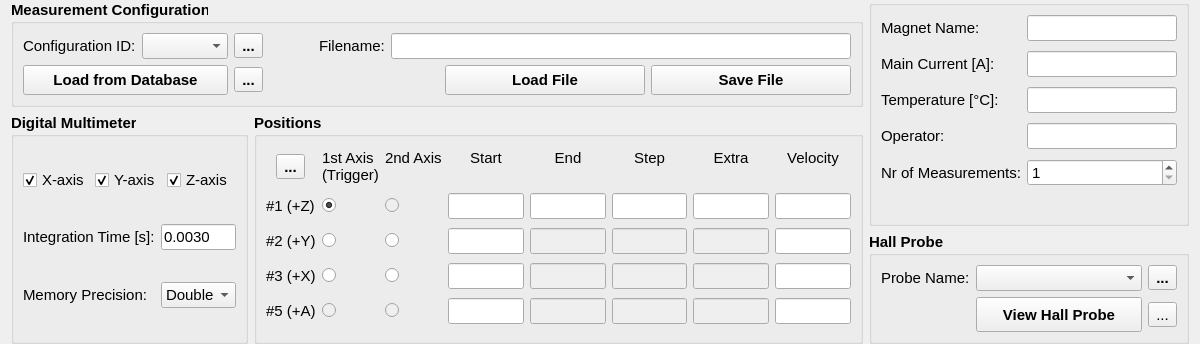
Before: the Qt Designer form hallbench/gui/ui/configurationwidget.ui in lnls-ima/hall-bench-control, drawn with Qt 5.
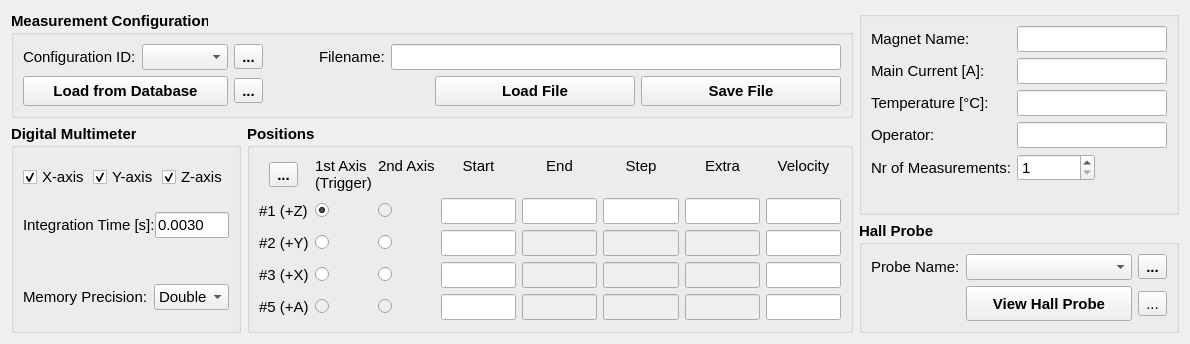
After: the same form once the commit is applied. Icons and pictures are not drawn.

Commit message: Change measurement function to repeat scan if it fail and add preferences widget

What changed in the file:
```diff
--- a/hallbench/gui/ui/configurationwidget.ui
+++ b/hallbench/gui/ui/configurationwidget.ui
@@ -6,7 +6,7 @@
    <rect>
     <x>0</x>
     <y>0</y>
-    <width>1200</width>
+    <width>1190</width>
     <height>344</height>
    </rect>
   </property>
@@ -19,12 +19,6 @@
    <string>Measurement Configuration</string>
   </property>
   <layout class="QGridLayout" name="gridLayout_5">
-   <property name="topMargin">
-    <number>0</number>
-   </property>
-   <property name="bottomMargin">
-    <number>0</number>
-   </property>
    <item row="0" column="0" colspan="2">
     <widget class="QGroupBox" name="groupBox">
      <property name="sizePolicy">
@@ -226,12 +220,6 @@
       <string/>
      </property>
      <layout class="QFormLayout" name="formLayout">
-      <property name="fieldGrowthPolicy">
-       <enum>QFormLayout::AllNonFixedFieldsGrow</enum>
-      </property>
-      <property name="verticalSpacing">
-       <number>10</number>
-      </property>
       <item row="0" column="0">
        <widget class="QLabel" name="label_4">
         <property name="font">
@@ -354,28 +342,6 @@
         </property>
        </widget>
       </item>
-      <item row="4" column="1">
-       <widget class="QSpinBox" name="nr_measurements_sb">
-        <property name="sizePolicy">
-         <sizepolicy hsizetype="Preferred" vsizetype="Fixed">
-          <horstretch>0</horstretch>
-          <verstretch>0</verstretch>
-         </sizepolicy>
-        </property>
-        <property name="font">
-         <font>
-          <weight>50</weight>
-          <bold>false</bold>
-         </font>
-        </property>
-        <property name="minimum">
-         <number>1</number>
-        </property>
-        <property name="maximum">
-         <number>100000</number>
-        </property>
-       </widget>
-      </item>
       <item row="4" column="0">
        <widget class="QLabel" name="label_21">
         <property name="font">
@@ -392,6 +358,45 @@
         </property>
        </widget>
       </item>
+      <item row="4" column="1">
+       <layout class="QHBoxLayout" name="horizontalLayout_4">
+        <item>
+         <widget class="QSpinBox" name="nr_measurements_sb">
+          <property name="sizePolicy">
+           <sizepolicy hsizetype="Preferred" vsizetype="Fixed">
+            <horstretch>0</horstretch>
+            <verstretch>0</verstretch>
+           </sizepolicy>
+          </property>
+          <property name="font">
+           <font>
+            <weight>50</weight>
+            <bold>false</bold>
+           </font>
+          </property>
+          <property name="minimum">
+           <number>1</number>
+          </property>
+          <property name="maximum">
+           <number>100000</number>
+          </property>
+         </widget>
+        </item>
+        <item>
+         <widget class="QLabel" name="nr_measurements_la">
+          <property name="font">
+           <font>
+            <weight>50</weight>
+            <bold>false</bold>
+           </font>
+          </property>
+          <property name="text">
+           <string/>
+          </property>
+         </widget>
+        </item>
+       </layout>
+      </item>
      </layout>
     </widget>
    </item>
@@ -406,78 +411,10 @@
      <property name="title">
       <string>Digital Multimeter</string>
      </property>
-     <layout class="QGridLayout" name="gridLayout_3">
+     <layout class="QGridLayout" name="gridLayout_6">
       <property name="verticalSpacing">
-       <number>10</number>
+       <number>15</number>
       </property>
-      <item row="2" column="0">
-       <widget class="QLabel" name="label_8">
-        <property name="font">
-         <font>
-          <weight>50</weight>
-          <bold>false</bold>
-         </font>
-        </property>
-        <property name="text">
-         <string>Memory Precision:</string>
-        </property>
-       </widget>
-      </item>
-      <item row="1" column="0">
-       <widget class="QLabel" name="label_17">
-        <property name="font">
-         <font>
-          <weight>50</weight>
-          <bold>false</bold>
-         </font>
-        </property>
-        <property name="text">
-         <string>Integration Time [s]:</string>
-        </property>
-       </widget>
-      </item>
-      <item row="1" column="1">
-       <widget class="QLineEdit" name="integration_time_le">
-        <property name="sizePolicy">
-         <sizepolicy hsizetype="Preferred" vsizetype="Fixed">
-          <horstretch>0</horstretch>
-          <verstretch>0</verstretch>
-         </sizepolicy>
-        </property>
-        <property name="font">
-         <font>
-          <weight>50</weight>
-          <bold>false</bold>
-         </font>
-        </property>
-        <property name="text">
-         <string>0.0030</string>
-        </property>
-       </widget>
-      </item>
-      <item row="2" column="1">
-       <widget class="QComboBox" name="voltage_precision_cmb">
-        <property name="font">
-         <font>
-          <weight>50</weight>
-          <bold>false</bold>
-         </font>
-        </property>
-        <property name="currentIndex">
-         <number>1</number>
-        </property>
-        <item>
-         <property name="text">
-          <string>Single</string>
-         </property>
-        </item>
-        <item>
-         <property name="text">
-          <string>Double</string>
-         </property>
-        </item>
-       </widget>
-      </item>
       <item row="0" column="0" colspan="2">
        <layout class="QHBoxLayout" name="horizontalLayout">
         <property name="spacing">
@@ -533,6 +470,100 @@
         </item>
        </layout>
       </item>
+      <item row="1" column="0" colspan="2">
+       <layout class="QGridLayout" name="gridLayout_3">
+        <property name="verticalSpacing">
+         <number>6</number>
+        </property>
+        <item row="0" column="0">
+         <widget class="QLabel" name="label_17">
+          <property name="font">
+           <font>
+            <weight>50</weight>
+            <bold>false</bold>
+           </font>
+          </property>
+          <property name="text">
+           <string>Integration Time [s]:</string>
+          </property>
+         </widget>
+        </item>
+        <item row="0" column="1">
+         <widget class="QLineEdit" name="integration_time_le">
+          <property name="sizePolicy">
+           <sizepolicy hsizetype="Preferred" vsizetype="Fixed">
+            <horstretch>0</horstretch>
+            <verstretch>0</verstretch>
+           </sizepolicy>
+          </property>
+          <property name="font">
+           <font>
+            <weight>50</weight>
+            <bold>false</bold>
+           </font>
+          </property>
+          <property name="text">
+           <string>0.0030</string>
+          </property>
+         </widget>
+        </item>
+        <item row="1" column="0" colspan="2">
+         <widget class="QLabel" name="trigger_step_la">
+          <property name="sizePolicy">
+           <sizepolicy hsizetype="Maximum" vsizetype="Maximum">
+            <horstretch>0</horstretch>
+            <verstretch>0</verstretch>
+           </sizepolicy>
+          </property>
+          <property name="font">
+           <font>
+            <weight>50</weight>
+            <bold>false</bold>
+           </font>
+          </property>
+          <property name="text">
+           <string/>
+          </property>
+         </widget>
+        </item>
+       </layout>
+      </item>
+      <item row="2" column="0">
+       <widget class="QLabel" name="label_8">
+        <property name="font">
+         <font>
+          <weight>50</weight>
+          <bold>false</bold>
+         </font>
+        </property>
+        <property name="text">
+         <string>Memory Precision:</string>
+        </property>
+       </widget>
+      </item>
+      <item row="2" column="1">
+       <widget class="QComboBox" name="voltage_precision_cmb">
+        <property name="font">
+         <font>
+          <weight>50</weight>
+          <bold>false</bold>
+         </font>
+        </property>
+        <property name="currentIndex">
+         <number>1</number>
+        </property>
+        <item>
+         <property name="text">
+          <string>Single</string>
+         </property>
+        </item>
+        <item>
+         <property name="text">
+          <string>Double</string>
+         </property>
+        </item>
+       </widget>
+      </item>
      </layout>
     </widget>
    </item>
```
The commit also changes 5 other files.
